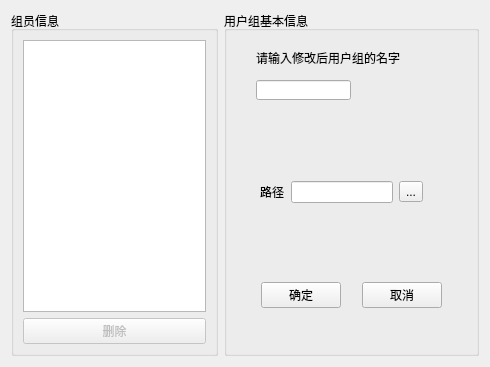
The window that editgroupdialog.ui (z1908144712/QtFtpServer) describes before a commit, drawn with Qt 5.
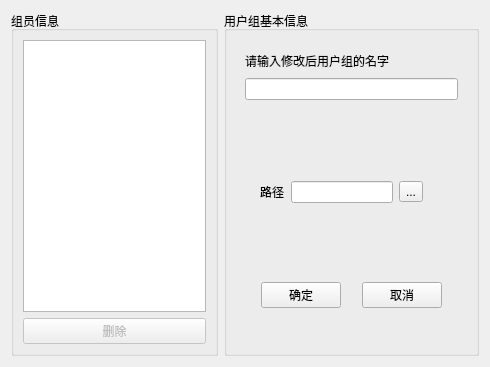
The same window after the commit.

Commit message: 及时的刷新界面

Diff of the .ui file:
```diff
--- a/editgroupdialog.ui
+++ b/editgroupdialog.ui
@@ -44,42 +44,25 @@
      <layout class="QVBoxLayout" name="verticalLayout_2">
       <item>
        <widget class="QWidget" name="widget" native="true">
+        <layout class="QVBoxLayout" name="verticalLayout_3">
+         <item>
         <widget class="QLabel" name="label_2">
-         <property name="geometry">
-          <rect>
-           <x>20</x>
-           <y>10</y>
-           <width>151</width>
-           <height>16</height>
-          </rect>
-         </property>
          <property name="text">
           <string>请输入修改后用户组的名字</string>
          </property>
         </widget>
-        <widget class="QLineEdit" name="groupname">
-         <property name="geometry">
-          <rect>
-           <x>20</x>
-           <y>40</y>
-           <width>95</width>
-           <height>20</height>
-          </rect>
-         </property>
-        </widget>
+         </item>
+         <item>
+          <widget class="QLineEdit" name="groupname"/>
+         </item>
+         <item>
         <widget class="QLabel" name="inform">
-         <property name="geometry">
-          <rect>
-           <x>120</x>
-           <y>40</y>
-           <width>111</width>
-           <height>20</height>
-          </rect>
-         </property>
          <property name="text">
           <string/>
          </property>
         </widget>
+         </item>
+        </layout>
        </widget>
       </item>
       <item>
```
Left out of the diff: 2 changed lines with no effect on the pictures. Lines whose indentation alone changed are shown as unchanged. The commit also changes 3 other files.
